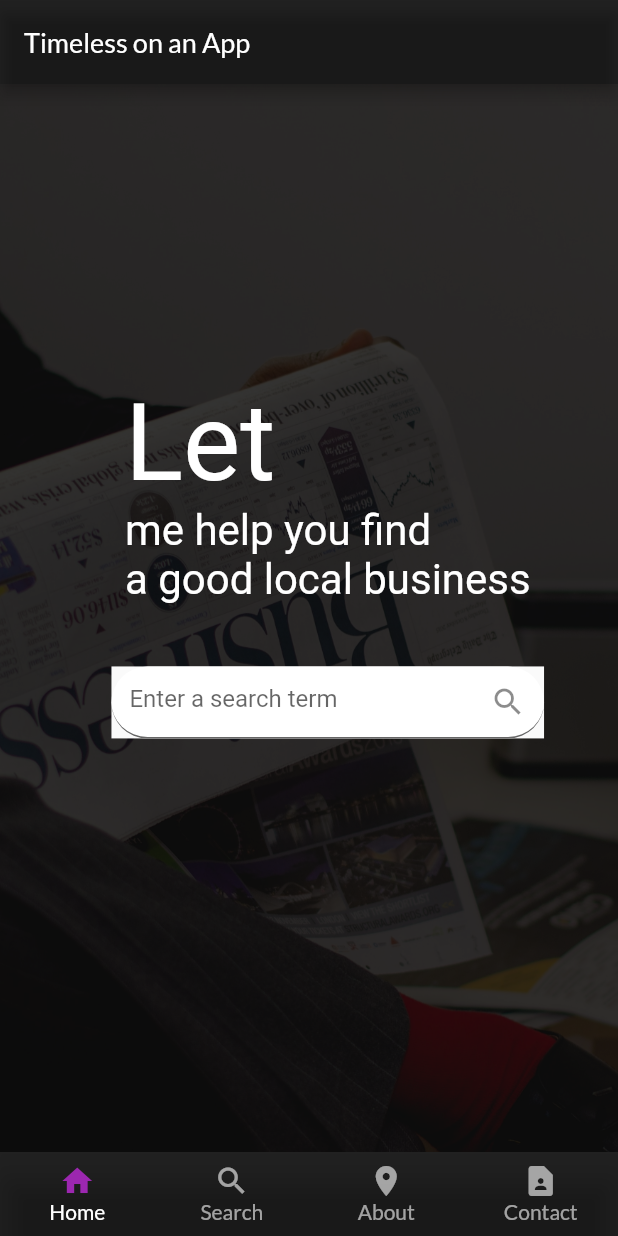
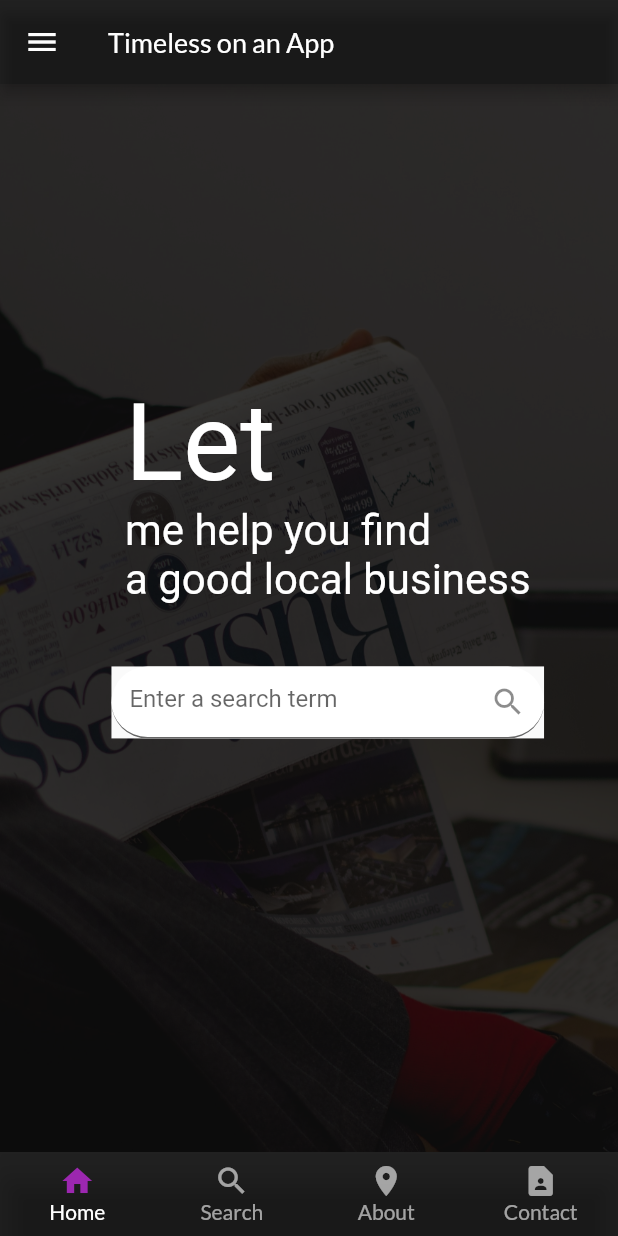
Before and after one commit to Ansontheprogrammer/timeless-website, a Flutter app: the screen it shows after launch, on a phone screen of 412 x 824 dp. Run offline on Flutter 3.47's test engine with Material 2 defaults, Android fonts, the light colour scheme and no system bars; our stand-ins replace google_fonts; network calls fail; Roboto replaces fonts that are missing (Ubuntu).

Commit message:
Created a drawer and mobile nav

```diff
--- a/lib/views/home/home_view.dart
+++ b/lib/views/home/home_view.dart
@@ -9,11 +9,69 @@ import 'package:timeless_app/widgets/home/landing_page_content.dart';
 import 'package:timeless_app/widgets/navigation_bar/navigation_bar.dart';
 
 class HomeView extends StatelessWidget {
-  const HomeView({Key key}) : super(key: key);
+  HomeView({Key key}) : super(key: key);
+  GlobalKey<ScaffoldState> _scaffoldKey = new GlobalKey<ScaffoldState>();
+
+  void _openDrawer() {
+    _scaffoldKey.currentState.openDrawer();
+  }
+
+  void _closeDrawer() {
+    _scaffoldKey.currentState.openDrawer();
+  }
 
   @override
   Widget build(BuildContext context) {
     return Scaffold(
+      key: _scaffoldKey,
+      drawer: Drawer(
+        child: ListView(
+          // Important: Remove any padding from the ListView.
+          padding: EdgeInsets.zero,
+          children: <Widget>[
+            DrawerHeader(
+              child: Column(
+                  mainAxisAlignment: MainAxisAlignment.center,
+                  crossAxisAlignment: CrossAxisAlignment.start,
+                  children: [
+                    CustomTextLarge(
+                        text: 'AnsonErvin Inc.', color: Colors.white)
+                  ]),
+              decoration: BoxDecoration(
+                color: Theme.of(context).primaryColor,
+              ),
+            ),
+            ListTile(
+              title: CustomTextNormal(text: 'Home'),
+              onTap: () {
+                // Update the state of the app.
+                // ...
+              },
+            ),
+            ListTile(
+              title: CustomTextNormal(text: 'About'),
+              onTap: () {
+                // Update the state of the app.
+                // ...
+              },
+            ),
+            ListTile(
+              title: CustomTextNormal(text: 'Search'),
+              onTap: () {
+                // Update the state of the app.
+                // ...
+              },
+            ),
+            ListTile(
+              title: Text('Contact'),
+              onTap: () {
+                // Update the state of the app.
+                // ...
+              },
+            ),
+          ],
+        ), // Populate the Drawer in the next step.
+      ),
       appBar: !kIsWeb
           ? AppBar(
               title: CustomTextNormal(
@@ -31,7 +89,12 @@ class HomeView extends StatelessWidget {
           mainAxisSize: MainAxisSize.min,
           crossAxisAlignment: CrossAxisAlignment.start,
           children: [
-            kIsWeb ? NavigationBar() : Container(),
+            kIsWeb
+                ? NavigationBar(
+                    openDrawer: _openDrawer,
+                    closeDrawer: _closeDrawer,
+                  )
+                : Container(),
             LandingPageContent(),
             kIsWeb ? Container() : CustomTabBar()
           ]),
```
Also changed, not shown: lib/widgets/navigation_bar/navigation_bar.dart (+18 -2 lines), 1 other file.
